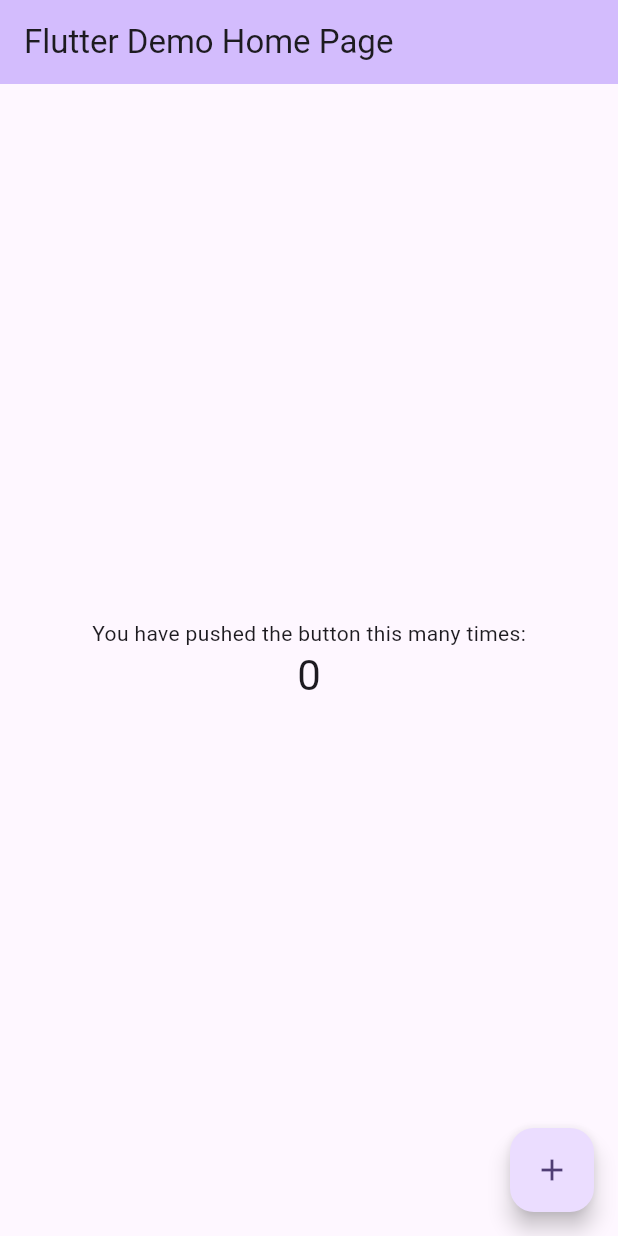
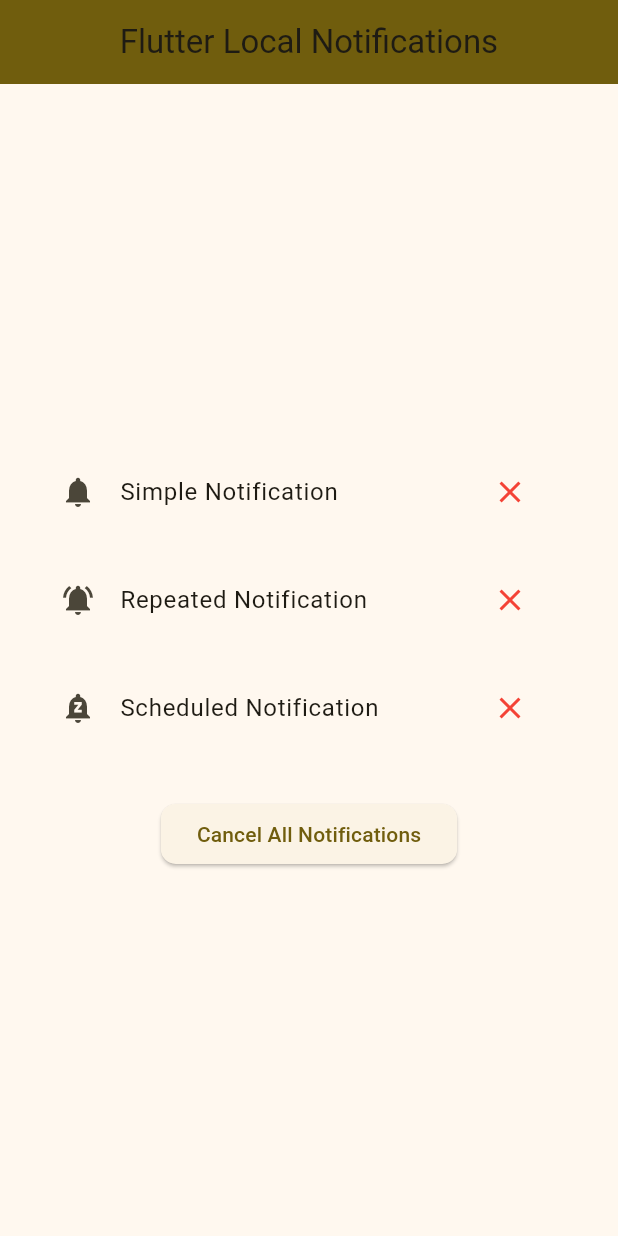
Before and after one commit to MohammedAttia3104/local_notification, a Flutter app: the screen it shows after launch, on a phone screen of 412 x 824 dp. Run offline on Flutter 3.47's test engine with Material 3 defaults, Android fonts, the phone set to English and light mode, and no system bars; our stand-ins replace flutter_local_notifications, timezone.

Commit message:
- showSimpleNotification - showRepeatedNotification - showScheduledNotification - apply onTap inside onDidReceiveBackgroundNotificationResponse using StreamController - Change Notification Sound

```diff
--- a/lib/main.dart
+++ b/lib/main.dart
@@ -1,125 +1,31 @@
 import 'package:flutter/material.dart';
+import 'package:local_notification_demo/presentation/home_screen.dart';
+import 'package:local_notification_demo/services/local_notification_services.dart';
+import 'package:flutter/foundation.dart' show kIsWeb;
 
-void main() {
+void main() async {
+  WidgetsFlutterBinding.ensureInitialized();
+
+  if (!kIsWeb) {
+    await LocalNotificationServices.initialize();
+  }
+
   runApp(const MyApp());
 }
 
 class MyApp extends StatelessWidget {
-  const MyApp({super.key});
 
-  // This widget is the root of your application.
+  const MyApp({Key? key}) : super(key: key);
+
   @override
   Widget build(BuildContext context) {
     return MaterialApp(
-      title: 'Flutter Demo',
+      title: 'Flutter Local Notifications',
       theme: ThemeData(
-        // This is the theme of your application.
-        //
-        // TRY THIS: Try running your application with "flutter run". You'll see
-        // the application has a purple toolbar. Then, without quitting the app,
-        // try changing the seedColor in the colorScheme below to Colors.green
-        // and then invoke "hot reload" (save your changes or press the "hot
-        // reload" button in a Flutter-supported IDE, or press "r" if you used
-        // the command line to start the app).
-        //
-        // Notice that the counter didn't reset back to zero; the application
-        // state is not lost during the reload. To reset the state, use hot
-        // restart instead.
-        //
-        // This works for code too, not just values: Most code changes can be
-        // tested with just a hot reload.
-        colorScheme: ColorScheme.fromSeed(seedColor: Colors.deepPurple),
+        colorScheme: ColorScheme.fromSeed(seedColor: Colors.amberAccent),
         useMaterial3: true,
       ),
-      home: const MyHomePage(title: 'Flutter Demo Home Page'),
+      home: const HomeScreen(),
     );
   }
 }
-
-class MyHomePage extends StatefulWidget {
-  const MyHomePage({super.key, required this.title});
-
-  // This widget is the home page of your application. It is stateful, meaning
-  // that it has a State object (defined below) that contains fields that affect
-  // how it looks.
-
-  // This class is the configuration for the state. It holds the values (in this
-  // case the title) provided by the parent (in this case the App widget) and
-  // used by the build method of the State. Fields in a Widget subclass are
-  // always marked "final".
-
-  final String title;
-
-  @override
-  State<MyHomePage> createState() => _MyHomePageState();
-}
-
-class _MyHomePageState extends State<MyHomePage> {
-  int _counter = 0;
-
-  void _incrementCounter() {
-    setState(() {
-      // This call to setState tells the Flutter framework that something has
-      // changed in this State, which causes it to rerun the build method below
-      // so that the display can reflect the updated values. If we changed
-      // _counter without calling setState(), then the build method would not be
-      // called again, and so nothing would appear to happen.
-      _counter++;
-    });
-  }
-
-  @override
-  Widget build(BuildContext context) {
-    // This method is rerun every time setState is called, for instance as done
-    // by the _incrementCounter method above.
-    //
-    // The Flutter framework has been optimized to make rerunning build methods
-    // fast, so that you can just rebuild anything that needs updating rather
-    // than having to individually change instances of widgets.
-    return Scaffold(
-      appBar: AppBar(
-        // TRY THIS: Try changing the color here to a specific color (to
-        // Colors.amber, perhaps?) and trigger a hot reload to see the AppBar
-        // change color while the other colors stay the same.
-        backgroundColor: Theme.of(context).colorScheme.inversePrimary,
-        // Here we take the value from the MyHomePage object that was created by
-        // the App.build method, and use it to set our appbar title.
-        title: Text(widget.title),
-      ),
-      body: Center(
-        // Center is a layout widget. It takes a single child and positions it
-        // in the middle of the parent.
-        child: Column(
-          // Column is also a layout widget. It takes a list of children and
-          // arranges them vertically. By default, it sizes itself to fit its
-          // children horizontally, and tries to be as tall as its parent.
-          //
-          // Column has various properties to control how it sizes itself and
-          // how it positions its children. Here we use mainAxisAlignment to
-          // center the children vertically; the main axis here is the vertical
-          // axis because Columns are vertical (the cross axis would be
-          // horizontal).
-          //
-          // TRY THIS: Invoke "debug painting" (choose the "Toggle Debug Paint"
-          // action in the IDE, or press "p" in the console), to see the
-          // wireframe for each widget.
-          mainAxisAlignment: MainAxisAlignment.center,
-          children: <Widget>[
-            const Text(
-              'You have pushed the button this many times:',
-            ),
-            Text(
-              '$_counter',
-              style: Theme.of(context).textTheme.headlineMedium,
-            ),
-          ],
-        ),
-      ),
-      floatingActionButton: FloatingActionButton(
-        onPressed: _incrementCounter,
-        tooltip: 'Increment',
-        child: const Icon(Icons.add),
-      ), // This trailing comma makes auto-formatting nicer for build methods.
-    );
-  }
-}
--- /dev/null
+++ b/lib/presentation/home_screen.dart
@@ -0,0 +1,128 @@
+import 'dart:developer';
+
+import 'package:flutter/material.dart';
+import 'package:local_notification_demo/presentation/notification_details_screen.dart';
+import 'package:local_notification_demo/services/local_notification_services.dart';
+
+class HomeScreen extends StatefulWidget {
+  const HomeScreen({super.key});
+
+  @override
+  State<HomeScreen> createState() => _HomeScreenState();
+}
+
+class _HomeScreenState extends State<HomeScreen> {
+  @override
+  void initState() {
+    super.initState();
+    listenToStream();
+  }
+
+  void listenToStream() {
+    LocalNotificationServices.notificationStreamController.stream.listen((
+      notificationResponse,
+    ) {
+      log(
+        'Notification Tapped: ${notificationResponse.id} ${notificationResponse.payload}',
+      );
+      Navigator.push(
+        context,
+        MaterialPageRoute(
+          builder:
+              (context) => NotificationDetailsScreen(
+                notificationResponse: notificationResponse,
+              ),
+        ),
+      );
+    });
+  }
+
+  @override
+  Widget build(BuildContext context) {
+    return Scaffold(
+      appBar: AppBar(
+        title: const Text('Flutter Local Notifications'),
+        centerTitle: true,
+        backgroundColor: Theme.of(context).colorScheme.primary,
+      ),
+      body: Padding(
+        padding: const EdgeInsets.symmetric(horizontal: 24.0, vertical: 16.0),
+        child: Column(
+          mainAxisAlignment: MainAxisAlignment.center,
+          crossAxisAlignment: CrossAxisAlignment.center,
+          children: [
+            ///simple notification
+            ListTile(
+              leading: const Icon(Icons.notifications),
+              trailing: IconButton(
+                icon: const Icon(Icons.close, color: Colors.red),
+                onPressed: () async {
+                  await LocalNotificationServices.cancelNotification(0);
+                },
+              ),
+              title: const Text('Simple Notification'),
+              shape: RoundedRectangleBorder(
+                borderRadius: BorderRadius.circular(10.0),
+              ),
+              onTap: () async {
+                await LocalNotificationServices.showSimpleNotification();
+              },
+            ),
+            const SizedBox(height: 16.0),
+
+            ///repeat notification
+            ListTile(
+              leading: const Icon(Icons.notifications_active),
+              trailing: IconButton(
+                icon: const Icon(Icons.close, color: Colors.red),
+                onPressed: () async {
+                  await LocalNotificationServices.cancelNotification(1);
+                },
+              ),
+              title: const Text('Repeated Notification'),
+              shape: RoundedRectangleBorder(
+                borderRadius: BorderRadius.circular(10.0),
+              ),
+              onTap: () async {
+                await LocalNotificationServices.showRepeatedNotification();
+              },
+            ),
+            const SizedBox(height: 16.0),
+
+            ///scheduled notification
+            ListTile(
+              leading: const Icon(Icons.notifications_paused),
+              trailing: IconButton(
+                icon: const Icon(Icons.close, color: Colors.red),
+                onPressed: () async {
+                  await LocalNotificationServices.cancelNotification(2);
+                },
+              ),
+              title: const Text('Scheduled Notification'),
+              shape: RoundedRectangleBorder(
+                borderRadius: BorderRadius.circular(10.0),
+              ),
+              onTap: () async {
+                await LocalNotificationServices.showScheduledNotification();
+              },
+            ),
+            const SizedBox(height: 32.0),
+
+            ///cancel all notifications
+            ElevatedButton(
+              onPressed: () async {
+                await LocalNotificationServices.cancelAllNotifications();
+              },
+              style: ElevatedButton.styleFrom(
+                shape: RoundedRectangleBorder(
+                  borderRadius: BorderRadius.circular(10.0),
+                ),
+              ),
+              child: const Text('Cancel All Notifications'),
+            ),
+          ],
+        ),
+      ),
+    );
+  }
+}
--- /dev/null
+++ b/lib/services/local_notification_services.dart
@@ -0,0 +1,111 @@
+import 'dart:async';
+
+import 'package:flutter_local_notifications/flutter_local_notifications.dart';
+import 'package:timezone/data/latest_all.dart' as tz;
+import 'package:timezone/timezone.dart' as tz;
+
+class LocalNotificationServices {
+  static final FlutterLocalNotificationsPlugin flutterLocalNotificationsPlugin =
+      FlutterLocalNotificationsPlugin();
+
+  static StreamController<NotificationResponse> notificationStreamController =
+      StreamController();
+
+  static void onTap(NotificationResponse notificationResponse) {
+    notificationStreamController.add(notificationResponse);
+  }
+
+  static Future<void> initialize() async {
+    InitializationSettings initializeSettings = const InitializationSettings(
+      android: AndroidInitializationSettings("@mipmap/ic_launcher"),
+      iOS: DarwinInitializationSettings(),
+    );
+    tz.initializeTimeZones();
+
+    flutterLocalNotificationsPlugin.initialize(
+      initializeSettings,
+      onDidReceiveBackgroundNotificationResponse: onTap,
+      onDidReceiveNotificationResponse: onTap,
+    );
+  }
+
+  static Future<void> showSimpleNotification() async {
+    NotificationDetails notificationDetails = NotificationDetails(
+      android: AndroidNotificationDetails(
+        "0",
+        "Simple Notification",
+        importance: Importance.max,
+        priority: Priority.high,
+        enableVibration: true,
+        sound: RawResourceAndroidNotificationSound(
+          "simple.wav".split(".").first,
+        ),
+      ),
+    );
+    await flutterLocalNotificationsPlugin.show(
+      0,
+      "Simple Notification",
+      "This is a simple notification",
+      notificationDetails,
+      payload: "Simple Notification",
+    );
+  }
+
+  static Future<void> showRepeatedNotification() async {
+    NotificationDetails repeatedNotificationDetails = NotificationDetails(
+      android: AndroidNotificationDetails(
+        "1",
+        "Repeated Notification",
+        importance: Importance.max,
+        priority: Priority.high,
+        playSound: true,
+        sound: RawResourceAndroidNotificationSound(
+          "repeated.wav".split(".").first,
+        ),
+      ),
+    );
+
+    await flutterLocalNotificationsPlugin.periodicallyShow(
+      1,
+      "Repeated Notification",
+      "This is a repeated notification",
+      RepeatInterval.everyMinute,
+      repeatedNotificationDetails,
+      androidScheduleMode: AndroidScheduleMode.alarmClock,
+    );
+  }
+
+  static Future<void> showScheduledNotification() async {
+    NotificationDetails scheduledNotificationDetails = NotificationDetails(
+      android: AndroidNotificationDetails(
+        "2",
+        "Scheduled Notification",
+        importance: Importance.max,
+        priority: Priority.high,
+        playSound: true,
+        sound: RawResourceAndroidNotificationSound(
+          "scheduled.wav".split(".").first,
+        ),
+      ),
+    );
+
+    await flutterLocalNotificationsPlugin.zonedSchedule(
+      2,
+      "Scheduled Notification",
+      "This is a scheduled notification",
+      tz.TZDateTime.now(tz.local).add(const Duration(seconds: 10)),
+      scheduledNotificationDetails,
+      uiLocalNotificationDateInterpretation:
+          UILocalNotificationDateInterpretation.absoluteTime,
+      androidScheduleMode: AndroidScheduleMode.alarmClock,
+    );
+  }
+
+  static Future<void> cancelNotification(int notificationId) async {
+    await flutterLocalNotificationsPlugin.cancel(notificationId);
+  }
+
+  static Future<void> cancelAllNotifications() async {
+    await flutterLocalNotificationsPlugin.cancelAll();
+  }
+}
```
Also changed, not shown: lib/presentation/notification_details_screen.dart (added, +40 -0 lines), pubspec.yaml (+10 -33 lines), pubspec.lock, 138 other files.
